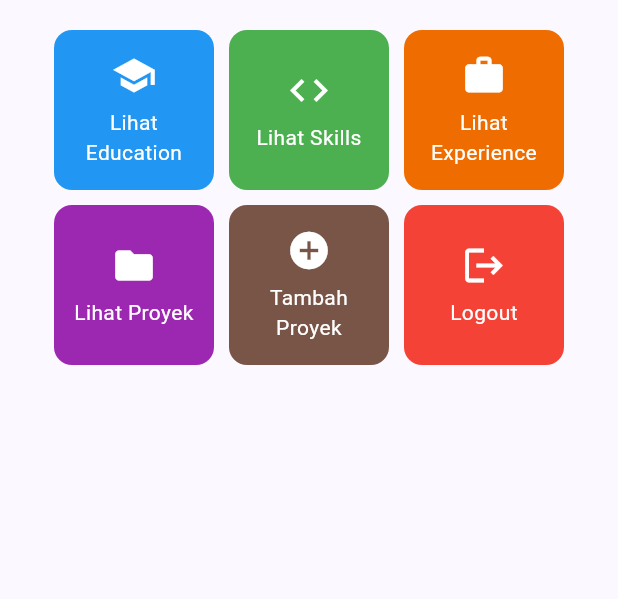
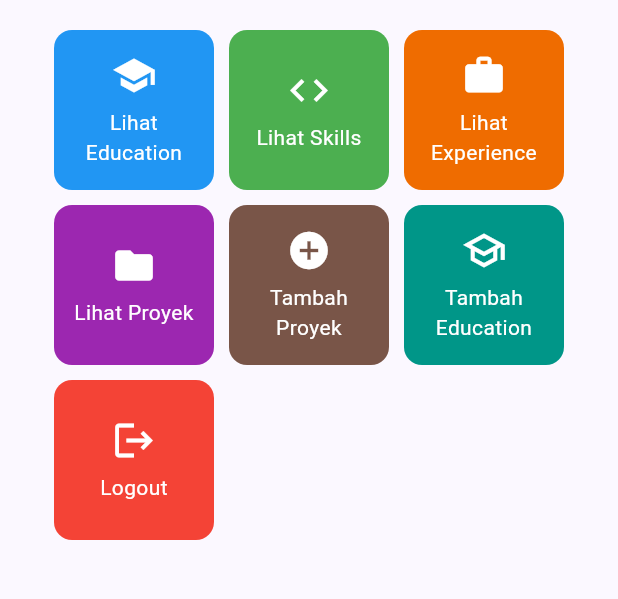
Before and after one commit to dellapermata51-ui/myportofolio_mobile, a Flutter app: the screen it shows after launch, on a phone screen of 412 x 824 dp, the part 387-986 px from its top. Run offline on Flutter 3.47's test engine with Material 3 defaults, Android fonts, the phone set to English and light mode, and no system bars; our stand-ins replace material_ui.

Commit message:
feat: menambahkan kartu aksi Tambah Education dan pageBuilder pada ItemHomepage untuk navigasi Navigator.push

```diff
--- a/lib/screens/menu.dart
+++ b/lib/screens/menu.dart
@@ -1,6 +1,8 @@
 import 'package:material_ui/material_ui.dart';
 import 'package:myportofolio_mobile/widgets/left_drawer.dart';
 import 'package:myportofolio_mobile/widgets/project_card.dart';
+import 'package:myportofolio_mobile/screens/education_form.dart';
+import 'package:myportofolio_mobile/screens/project_form.dart';
 
 class MyHomePage extends StatelessWidget {
   MyHomePage({super.key});
@@ -14,7 +16,8 @@ class MyHomePage extends StatelessWidget {
     ItemHomepage("Lihat Skills", Icons.code, Colors.green),
     ItemHomepage("Lihat Experience", Icons.work, Colors.orange.shade800),
     ItemHomepage("Lihat Proyek", Icons.folder, Colors.purple),
-    ItemHomepage("Tambah Proyek", Icons.add_circle, Colors.brown),
+    ItemHomepage("Tambah Proyek", Icons.add_circle, Colors.brown, pageBuilder: (context) => const ProjectFormPage(),),
+    ItemHomepage("Tambah Education", Icons.school_outlined, Colors.teal, pageBuilder: (context) => const EducationFormPage(),),
     ItemHomepage("Logout", Icons.logout, Colors.red),
   ];
 
@@ -91,7 +94,6 @@ class MyHomePage extends StatelessWidget {
 }
 
 class InfoCard extends StatelessWidget {
-  // Kartu informasi yang menampilkan judul (title) dan isi (content).
   final String title;
   final String content;
 
@@ -100,13 +102,10 @@ class InfoCard extends StatelessWidget {
   @override
   Widget build(BuildContext context) {
     return Card(
-      // Memberikan efek bayangan kartu elevasi 2 unit.
       elevation: 2.0,
       child: Container(
-        // Menyesuaikan lebar kartu dengan proporsi layar (dibagi 3.5).
         width: MediaQuery.of(context).size.width / 3.5,
         padding: const EdgeInsets.all(16.0),
-        // Menyusun teks title dan content secara vertikal.
         child: Column(
           children: [
             Text(
@@ -126,6 +125,6 @@ class ItemHomepage {
   final String name;
   final IconData icon;
   final Color color;
-
-  ItemHomepage(this.name, this.icon, this.color);
+  final WidgetBuilder? pageBuilder;
+  ItemHomepage(this.name, this.icon, this.color, {this.pageBuilder});
 }
```
Also changed, not shown: lib/widgets/project_card.dart (+10 -12 lines).
